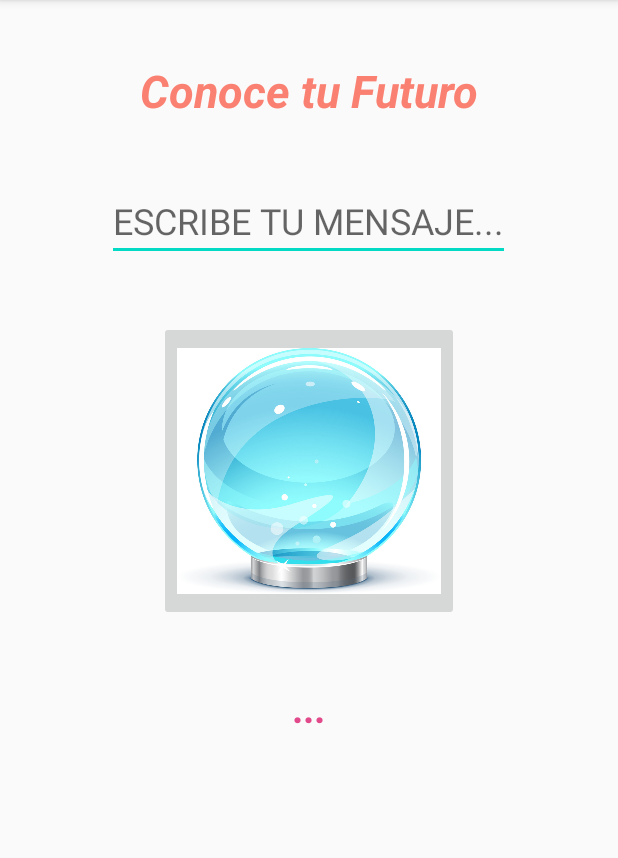
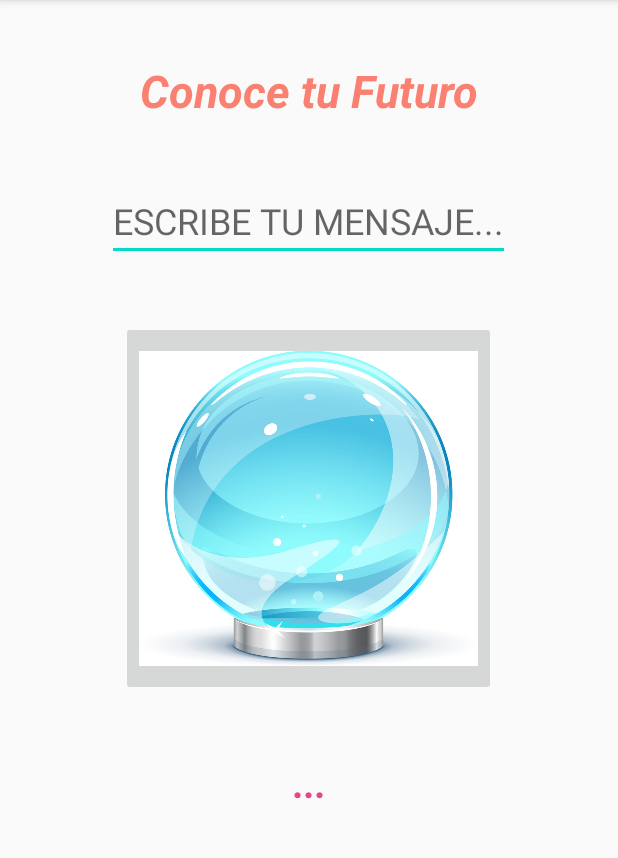
Before and after one commit to patriciolavin/MagicBall, an Android app: the screen it shows after launch (MainActivity), on a phone screen of 412 x 824 dp, the part 84-942 px from its top. Run offline under Robolectric (Android 15) with nearby library versions, the phone set to English and light mode, and no system bars.

Commit message:
MagicBall v2.2

```diff
--- a/app/src/main/res/layout/activity_main.xml
+++ b/app/src/main/res/layout/activity_main.xml
@@ -30,14 +30,14 @@
 
     <ImageButton
         android:id="@+id/btn"
-        android:layout_width="200dp"
-        android:layout_height="200dp"
+        android:layout_width="250dp"
+        android:layout_height="250dp"
         android:layout_gravity="center"
         android:layout_margin="40dp"
         android:src="@drawable/magicball"
         android:scaleType="fitCenter"
         android:adjustViewBounds="true"
-        />
+        android:contentDescription="The Ball" />
 
     <TextView
         android:id="@+id/respuestaVista"
@@ -50,5 +50,9 @@
         android:text="..."
         android:layout_marginBottom="60dp" />
 
+    <requestFocus
+        android:layout_width="match_parent"
+        android:layout_height="wrap_content" />
+
 
 </LinearLayout>
```
Also changed, not shown: app/src/main/java/com/example/magicball/MainActivity.java (+1 -8 lines), 1 other file.
